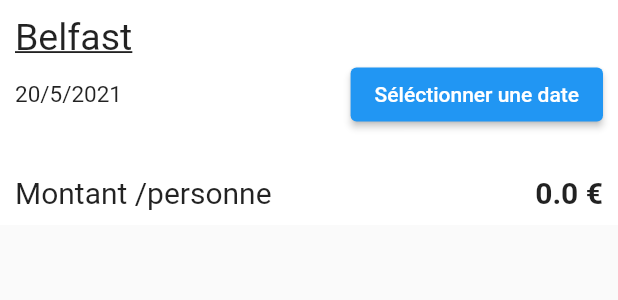
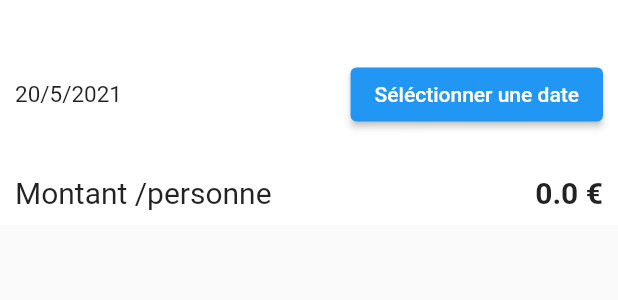
Before and after one commit to steph-MAUREL-CHARTROU/projet_app, a Flutter app: the TripOverview widget shown alone on an empty page, opened directly with empty values, on a phone screen of 412 x 824 dp. Shown: the top 300 px of the screen. Run offline on Flutter 3.47's test engine with Material 2 defaults, Android fonts, the phone set to English and light mode, and no system bars.

Commit message:
chapitre 10 // partie 1 à 5 ok

```diff
--- a/lib/views/city/widgets/trip_overview.dart
+++ b/lib/views/city/widgets/trip_overview.dart
@@ -5,12 +5,13 @@
 class TripOverview extends StatelessWidget {
   final Function setDate;
   final Trip trip;
+  final String cityName;
 
   double get amount {
     return 0;
   }
 
-  TripOverview({this.trip, this.setDate});
+  TripOverview({this.trip, this.setDate, this.cityName});
 
   @override
   Widget build(BuildContext context) {
@@ -25,7 +26,7 @@
             crossAxisAlignment: CrossAxisAlignment.start,
             children: <Widget>[
               Text(
-                'Belfast',
+                cityName,
                 style: TextStyle(
                   fontSize: 25,
                   decoration: TextDecoration.underline,
--- a/lib/views/home/home_view.dart
+++ b/lib/views/home/home_view.dart
@@ -21,7 +21,7 @@
     return Scaffold(
       appBar: AppBar(
         leading: Icon(Icons.home),
-        title: Text('AppTrip'),
+        title: Text('PICK UP DONEGAL'),
         actions: <Widget>[Icon(Icons.more_vert)],
       ),
       body: Container(
--- a/lib/views/home/widgets/city_card.dart
+++ b/lib/views/home/widgets/city_card.dart
@@ -24,6 +24,7 @@
                   Navigator.pushNamed(
                     context,
                     '/city',
+                    arguments: city,
                   );
                 },
               ),
```
Also changed, not shown: lib/main.dart (+23 -4 lines), lib/views/404/not_found.dart (added, +13 -0 lines), lib/views/city/city_view.dart (+15 -1 lines), flutter_01.png (added).
